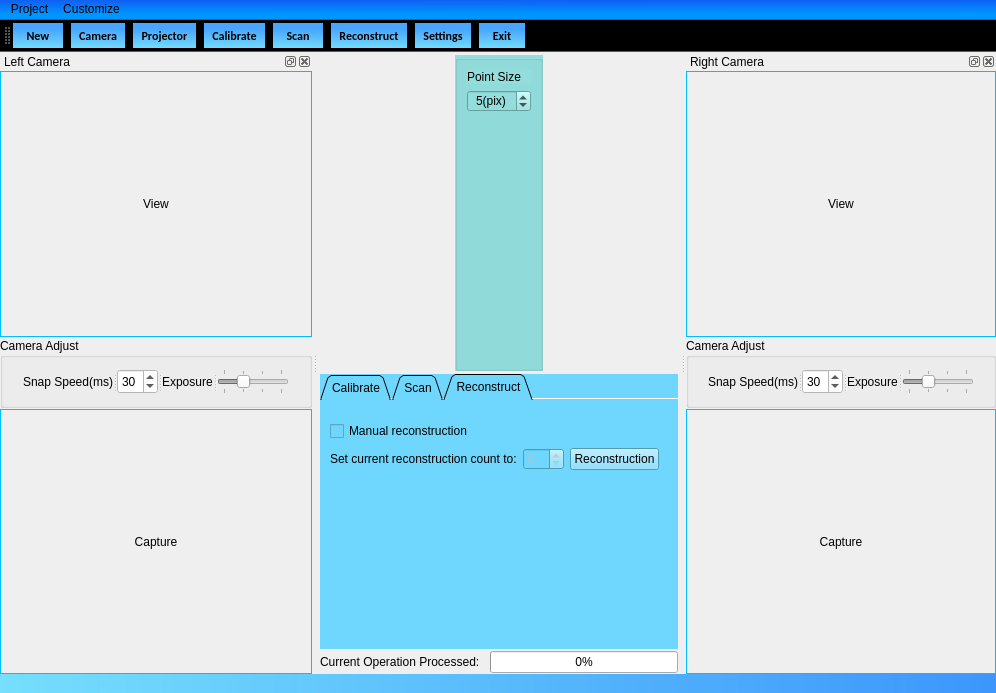
The window that Duke/mainwindow.ui (DrawZeroPoint/Structure-Light-Reconstructor) describes before a commit, drawn with Qt 5.
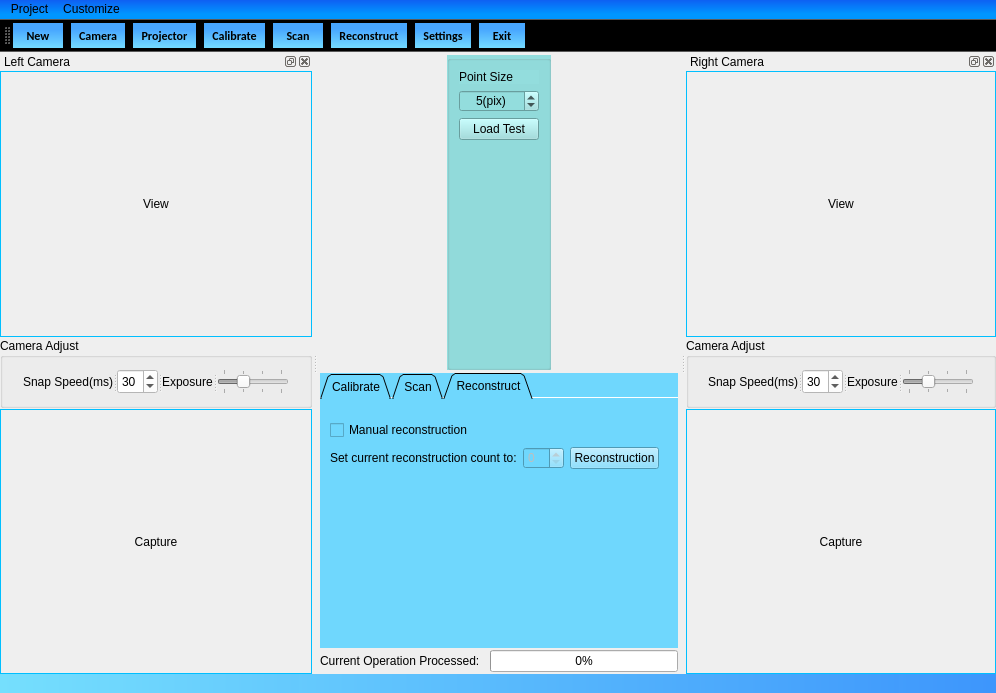
The same window after the commit. The open tabs and pages were chosen to show the change. Icons and pictures are not drawn.

Patch:
```diff
--- a/Duke/mainwindow.ui
+++ b/Duke/mainwindow.ui
@@ -22,7 +22,7 @@
   </property>
   <widget class="QWidget" name="centralwidget">
    <property name="sizePolicy">
-    <sizepolicy hsizetype="Expanding" vsizetype="Expanding">
+    <sizepolicy hsizetype="Expanding" vsizetype="Preferred">
      <horstretch>0</horstretch>
      <verstretch>0</verstretch>
     </sizepolicy>
@@ -33,7 +33,7 @@
      <height>500</height>
     </size>
    </property>
-   <layout class="QGridLayout" name="gridLayout">
+   <layout class="QGridLayout" name="gridLayout_2">
     <property name="leftMargin">
      <number>1</number>
     </property>
@@ -72,7 +72,7 @@
       <property name="styleSheet">
        <string notr="true"/>
       </property>
-      <layout class="QGridLayout" name="gridLayout_2">
+      <layout class="QGridLayout" name="gridLayout">
        <property name="leftMargin">
         <number>1</number>
        </property>
@@ -83,12 +83,9 @@
         <number>1</number>
        </property>
        <property name="bottomMargin">
-        <number>0</number>
+        <number>1</number>
        </property>
-       <property name="horizontalSpacing">
-        <number>0</number>
-       </property>
-       <property name="verticalSpacing">
+       <property name="spacing">
         <number>2</number>
        </property>
        <item row="0" column="0">
@@ -172,6 +169,13 @@
               </widget>
              </item>
              <item row="2" column="0">
+              <widget class="QPushButton" name="loadTest">
+               <property name="text">
+                <string>Load Test</string>
+               </property>
+              </widget>
+             </item>
+             <item row="3" column="0">
               <spacer name="verticalSpacer_15">
                <property name="orientation">
                 <enum>Qt::Vertical</enum>
@@ -197,36 +201,6 @@
          </layout>
         </widget>
        </item>
-       <item row="2" column="0">
-        <layout class="QHBoxLayout" name="horizontalLayout_2">
-         <property name="spacing">
-          <number>10</number>
-         </property>
-         <item>
-          <widget class="QLabel" name="label_2">
-           <property name="styleSheet">
-            <string notr="true">font: 75 9pt &quot;Calibri&quot;;</string>
-           </property>
-           <property name="text">
-            <string>Current Operation Processed:</string>
-           </property>
-          </widget>
-         </item>
-         <item>
-          <widget class="QProgressBar" name="progressBar">
-           <property name="styleSheet">
-            <string notr="true">font: 75 9pt &quot;Calibri&quot;;</string>
-           </property>
-           <property name="value">
-            <number>0</number>
-           </property>
-           <property name="invertedAppearance">
-            <bool>false</bool>
-           </property>
-          </widget>
-         </item>
-        </layout>
-       </item>
        <item row="1" column="0">
         <widget class="QTabWidget" name="tabWidget">
          <property name="sizePolicy">
@@ -537,7 +511,7 @@
           <attribute name="title">
            <string>Reconstruct</string>
           </attribute>
-          <widget class="QWidget" name="">
+          <widget class="QWidget" name="layoutWidget">
            <property name="geometry">
             <rect>
              <x>10</x>
@@ -588,6 +562,36 @@
          </widget>
         </widget>
        </item>
+       <item row="2" column="0">
+        <layout class="QHBoxLayout" name="horizontalLayout_2">
+         <property name="spacing">
+          <number>10</number>
+         </property>
+         <item>
+          <widget class="QLabel" name="label_2">
+           <property name="styleSheet">
+            <string notr="true">font: 75 9pt &quot;Calibri&quot;;</string>
+           </property>
+           <property name="text">
+            <string>Current Operation Processed:</string>
+           </property>
+          </widget>
+         </item>
+         <item>
+          <widget class="QProgressBar" name="progressBar">
+           <property name="styleSheet">
+            <string notr="true">font: 75 9pt &quot;Calibri&quot;;</string>
+           </property>
+           <property name="value">
+            <number>0</number>
+           </property>
+           <property name="invertedAppearance">
+            <bool>false</bool>
+           </property>
+          </widget>
+         </item>
+        </layout>
+       </item>
       </layout>
      </widget>
     </item>
```
Left out of the diff: 2 changed lines with no effect on the pictures.
